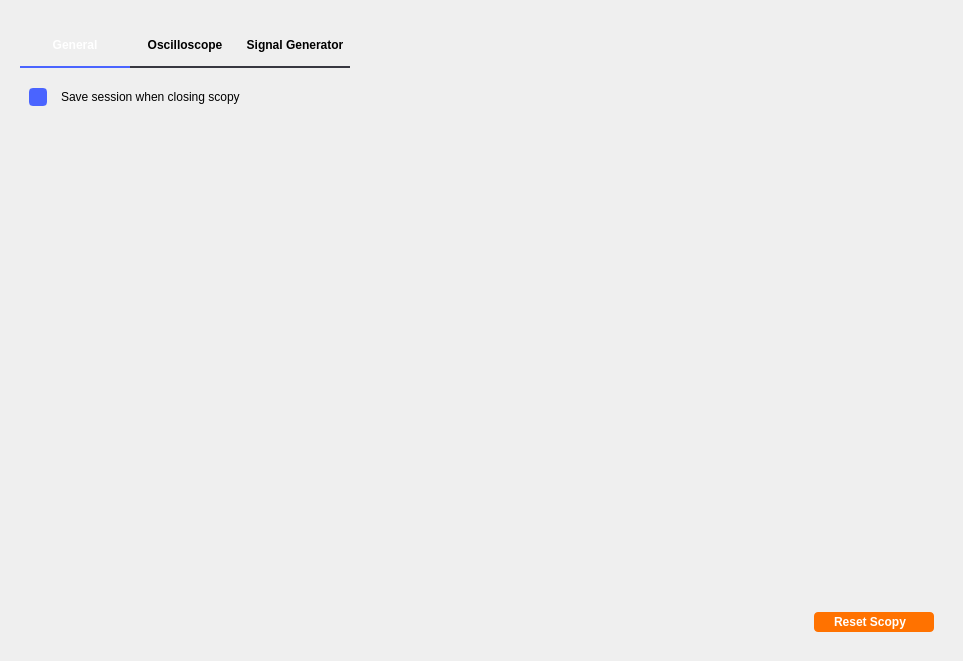
First picture: the form in ui/preferences.ui, repository analogdevicesinc/scopy, before the edit.
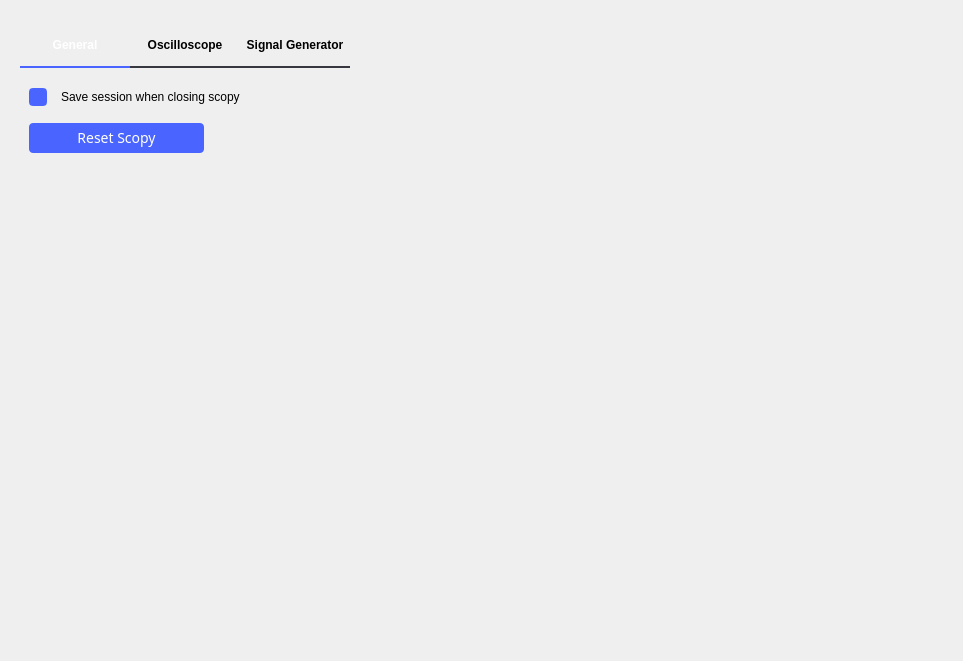
Second picture: the form after the edit. The open tabs and pages were chosen to show the change. Custom widgets are drawn as their Qt base class.

Commit message:
ui/preferences.ui: fix reset button
Moved the reset button from the bottom of the general tab to the top
list and changed its style to match other buttons used in Scopy

What changed in the file:
```diff
--- a/ui/preferences.ui
+++ b/ui/preferences.ui
@@ -43,7 +43,7 @@
 }</string>
         </property>
         <property name="currentIndex">
-         <number>0</number>
+         <number>2</number>
         </property>
         <widget class="QWidget" name="General">
          <attribute name="title">
@@ -118,52 +118,32 @@
             </item>
            </layout>
           </item>
-          <item>
-           <spacer name="verticalSpacer_3">
-            <property name="orientation">
-             <enum>Qt::Vertical</enum>
-            </property>
-            <property name="sizeHint" stdset="0">
-             <size>
-              <width>20</width>
-              <height>40</height>
-             </size>
-            </property>
-           </spacer>
-          </item>
           <item>
            <layout class="QHBoxLayout" name="horizontalLayout_4">
             <property name="topMargin">
              <number>10</number>
             </property>
-            <item>
-             <spacer name="horizontalSpacer_4">
-              <property name="orientation">
-               <enum>Qt::Horizontal</enum>
-              </property>
-              <property name="sizeHint" stdset="0">
-               <size>
-                <width>40</width>
-                <height>20</height>
-               </size>
-              </property>
-             </spacer>
-            </item>
             <item>
              <widget class="QPushButton" name="resetBtn">
               <property name="styleSheet">
-               <string notr="true">QPushButton {
-  width: 80px;
-  height: 20px;
+               <string notr="true">QPushButton
+{
+  width: 175px;
+  height: 30px;
   border-radius: 4px;
-  background-color: #ff7200;
-  color: white;
-  font-family: &quot;monospace&quot;;
-  font-weight: bold;
+  background-color: #4a64ff;
 
-  text-align: left;
-  padding-left: 20px;
-  padding-right: 20px;
+  font-family: ArialMT;
+  font-size: 14px;
+  font-weight: normal;
+  font-style: normal;
+  text-align: center;
+  color: #ffffff;
+}
+
+QPushButton:hover
+{
+	 background-color: #4a34ff;
 }</string>
               </property>
               <property name="text">
@@ -174,8 +154,34 @@
               </property>
              </widget>
             </item>
+            <item>
+             <spacer name="horizontalSpacer_4">
+              <property name="orientation">
+               <enum>Qt::Horizontal</enum>
+              </property>
+              <property name="sizeHint" stdset="0">
+               <size>
+                <width>40</width>
+                <height>20</height>
+               </size>
+              </property>
+             </spacer>
+            </item>
            </layout>
           </item>
+          <item>
+           <spacer name="verticalSpacer_3">
+            <property name="orientation">
+             <enum>Qt::Vertical</enum>
+            </property>
+            <property name="sizeHint" stdset="0">
+             <size>
+              <width>20</width>
+              <height>40</height>
+             </size>
+            </property>
+           </spacer>
+          </item>
          </layout>
         </widget>
         <widget class="QWidget" name="Oscilloscope">
@@ -276,7 +282,7 @@
             <item>
              <widget class="QLabel" name="label_3">
               <property name="text">
-               <string>Number of displayed periods:</string>
+               <string>Number of displayed periods</string>
               </property>
              </widget>
             </item>
```
